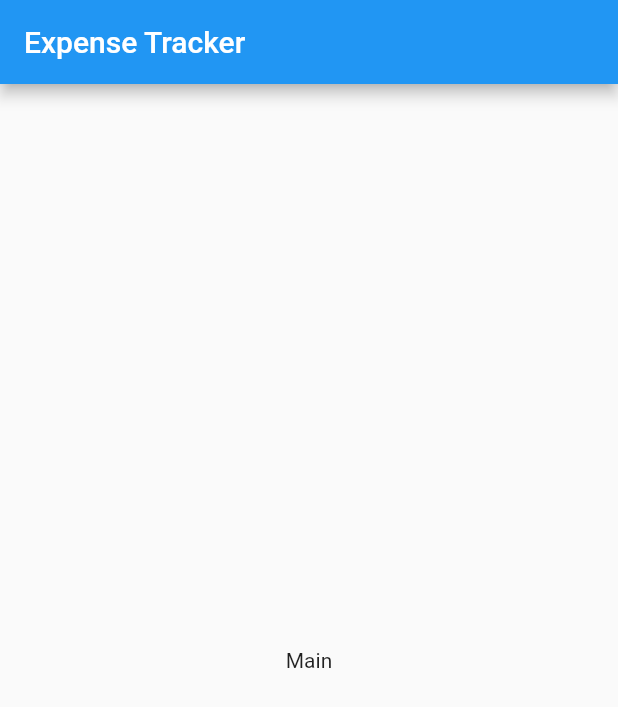
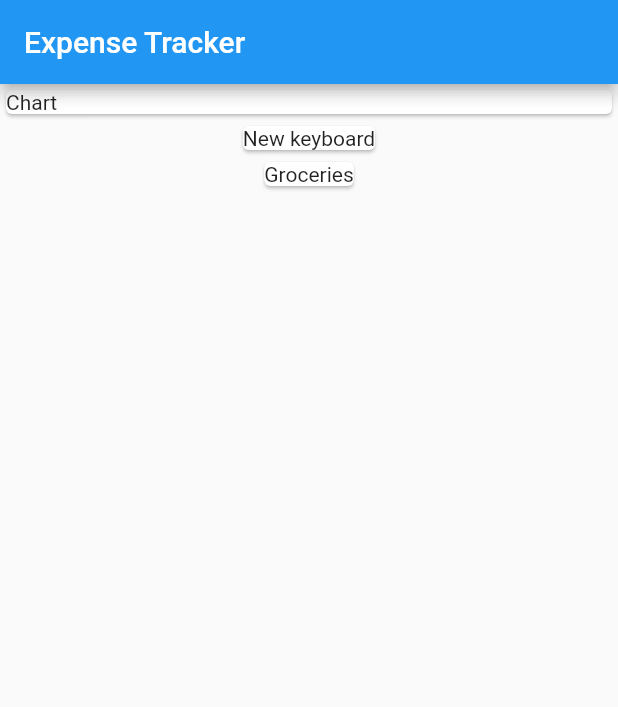
Before and after one commit to damjanh/expense-app, a Flutter app: the screen it shows after launch, on a phone screen of 412 x 824 dp. Shown: the top 707 px of the screen. Run offline on Flutter 3.47's test engine with Material 2 defaults, Android fonts, the phone set to English and light mode, and no system bars.

Commit message:
Add transaction model.

```diff
--- a/lib/main.dart
+++ b/lib/main.dart
@@ -1,4 +1,6 @@
 import 'package:flutter/material.dart';
+
+import './transaction.dart';
 
 void main() => runApp(MyApp());
 
@@ -17,14 +19,37 @@ class MyApp extends StatelessWidget {
 }
 
 class HomeWidget extends StatelessWidget {
+  final List<Transaction> transactions = [
+    Transaction(
+        id: '1', title: 'New keyboard', amount: 69.99, date: DateTime.now()),
+    Transaction(
+        id: '2', title: 'Groceries', amount: 42.62, date: DateTime.now())
+  ];
+
   @override
   Widget build(BuildContext context) {
     return Scaffold(
       appBar: AppBar(
         title: Text('Expense Tracker'),
       ),
-      body: Center(
-        child: Text("Main"),
+      body: Column(
+        children: <Widget>[
+          Container(
+            width: double.infinity,
+            child: Card(
+              child: Text('Chart'),
+            ),
+          ),
+          Column(
+            children: <Widget>[
+              ...transactions.map((transaction) {
+                return Card(
+                  child: Text(transaction.title),
+                );
+              }).toList(),
+            ],
+          ),
+        ],
       ),
     );
   }
--- /dev/null
+++ b/lib/transaction.dart
@@ -0,0 +1,14 @@
+import 'package:flutter/foundation.dart';
+
+class Transaction {
+  final String id;
+  final String title;
+  final double amount;
+  final DateTime date;
+
+  Transaction(
+      {@required this.id,
+      @required this.title,
+      @required this.amount,
+      @required this.date});
+}
```
